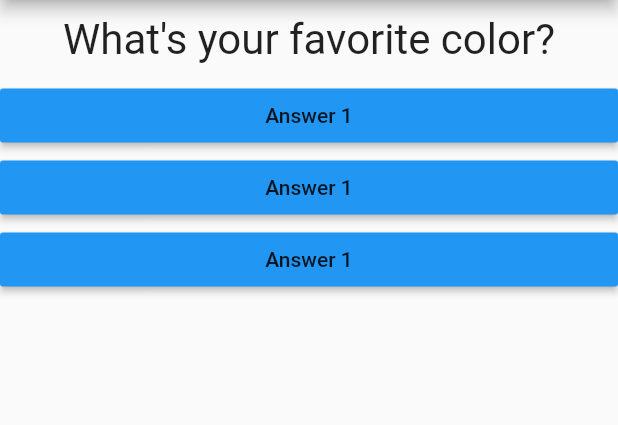
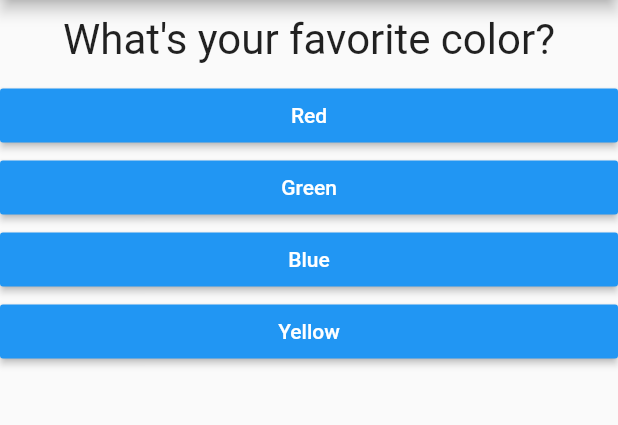
Before and after one commit to JohnJBarrett22/Udemy-Flutter-Course, a Flutter app: the screen it shows after launch, on a phone screen of 412 x 824 dp, the part 84-509 px from its top. Run offline on Flutter 3.47's test engine with Material 2 defaults, Android fonts, the phone set to English and light mode, and no system bars.

Commit message:
Added additional files to break out the quiz and result, allowing for a point system based off choices

```diff
--- a/first_app/lib/answer.dart
+++ b/first_app/lib/answer.dart
@@ -2,8 +2,9 @@ import 'package:flutter/material.dart';
 
 class Answer extends StatelessWidget {
   final Function selectHandler;
+  final String answerText;
 
-  Answer(this.selectHandler);
+  Answer(this.selectHandler, this.answerText);
 
   @override
   Widget build(BuildContext context) {
@@ -11,7 +12,8 @@ class Answer extends StatelessWidget {
       width: double.infinity,
       child: RaisedButton(
         color: Colors.blue,
-        child: Text('Answer 1'),
+        textColor: Colors.white,
+        child: Text(answerText),
         onPressed: selectHandler,
       ),
     );
--- a/first_app/lib/main.dart
+++ b/first_app/lib/main.dart
@@ -1,49 +1,79 @@
 import 'package:flutter/material.dart';
 
-import './question.dart';
-import './answer.dart';
+import './quiz.dart';
+import './result.dart';
 
 void main() => runApp(MyApp());
 
 class MyApp extends StatefulWidget {
   @override
   State<StatefulWidget> createState() {
-    // TODO: implement createState
     return _MyAppState();
   }
 }
 
 class _MyAppState extends State<MyApp> {
   var _questionIndex = 0;
+  var _totalScore = 0;
 
-  void _answerQuestion() {
+  final _questions = const [
+    {
+      'questionText': 'What\'s your favorite color?',
+      'answers': [
+        {'text': 'Red', 'score': 10},
+        {'text': 'Green', 'score': 5},
+        {'text': 'Blue', 'score': 3},
+        {'text': 'Yellow', 'score': 1}
+      ]
+    },
+    {
+      'questionText': 'What\'s your favorite animal?',
+      'answers': [
+        {'text': 'Dog', 'score': 3},
+        {'text': 'Cat', 'score': 5},
+        {'text': 'Pig', 'score': 10},
+        {'text': 'Goat', 'score': 1}
+      ]
+    },
+    {
+      'questionText': 'What\'s your favorite time of day?',
+      'answers': [
+        {'text': 'Morning', 'score': 1},
+        {'text': 'Afternoon', 'score': 3},
+        {'text': 'Evening', 'score': 5},
+        {'text': 'Late Night', 'score': 10}
+      ]
+    },
+  ];
+
+  void _answerQuestion(int score) {
+    _totalScore = _totalScore + score;
+
     setState(() {
       _questionIndex = _questionIndex + 1;
     });
     print(_questionIndex);
+    if (_questionIndex < _questions.length) {
+      print('We have more questions!');
+    } else {
+      print('No more questions!');
+    }
   }
 
   @override
   Widget build(BuildContext ctx) {
-    var questions = [
-      'What\'s your favorite color?',
-      'What\'s your favorite animal?'
-    ];
     return MaterialApp(
       home: Scaffold(
         appBar: AppBar(
           title: Text('My First App'),
         ),
-        body: Column(
-          children: [
-            Question(
-              questions[_questionIndex],
-            ),
-            Answer(_answerQuestion),
-            Answer(_answerQuestion),
-            Answer(_answerQuestion)
-          ],
-        ),
+        body: _questionIndex < _questions.length
+            ? Quiz(
+                questionIndex: _questionIndex,
+                questions: _questions,
+                answerQuestion: _answerQuestion,
+              )
+            : Result(_totalScore),
       ),
     );
   }
--- /dev/null
+++ b/first_app/lib/quiz.dart
@@ -0,0 +1,30 @@
+import 'package:flutter/material.dart';
+
+import './question.dart';
+import './answer.dart';
+
+class Quiz extends StatelessWidget {
+  final List<Map<String, Object>> questions;
+  final int questionIndex;
+  final Function answerQuestion;
+
+  Quiz(
+      {@required this.questions,
+      @required this.answerQuestion,
+      @required this.questionIndex});
+
+  @override
+  Widget build(BuildContext context) {
+    return Column(
+      children: [
+        Question(
+          questions[questionIndex]['questionText'],
+        ),
+        ...(questions[questionIndex]['answers'] as List<Map<String, Object>>)
+            .map((answer) {
+          return Answer(() => answerQuestion(answer['score']), answer['text']);
+        }).toList()
+      ],
+    );
+  }
+}
```
Also changed, not shown: first_app/lib/result.dart (added, +35 -0 lines).
